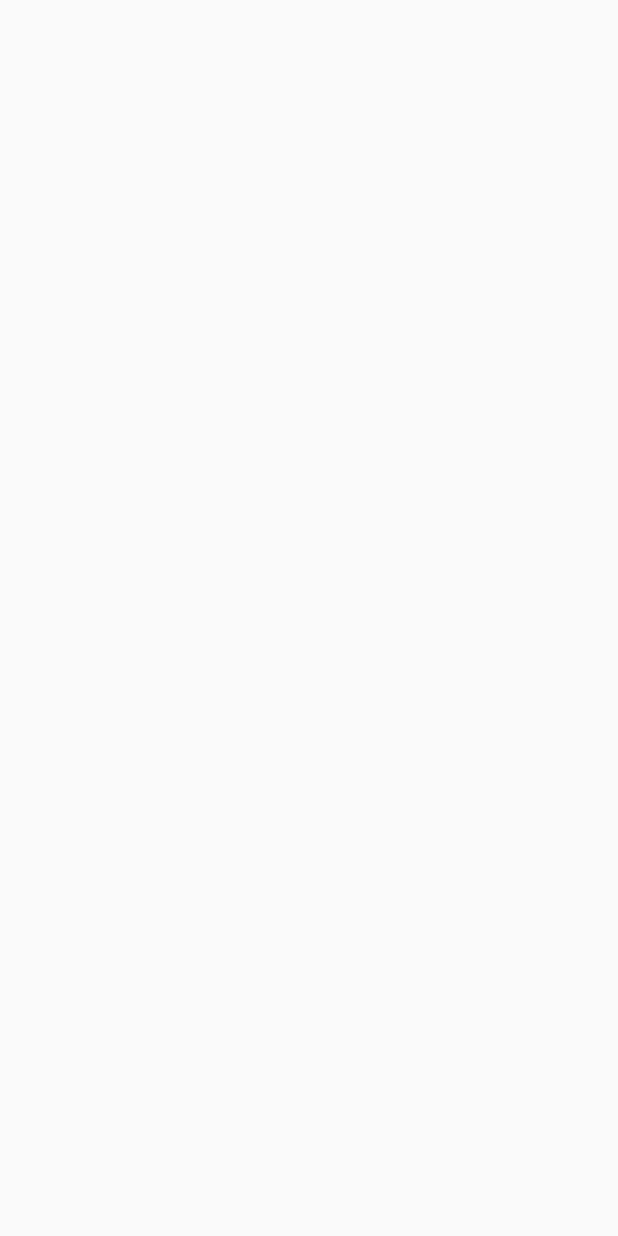
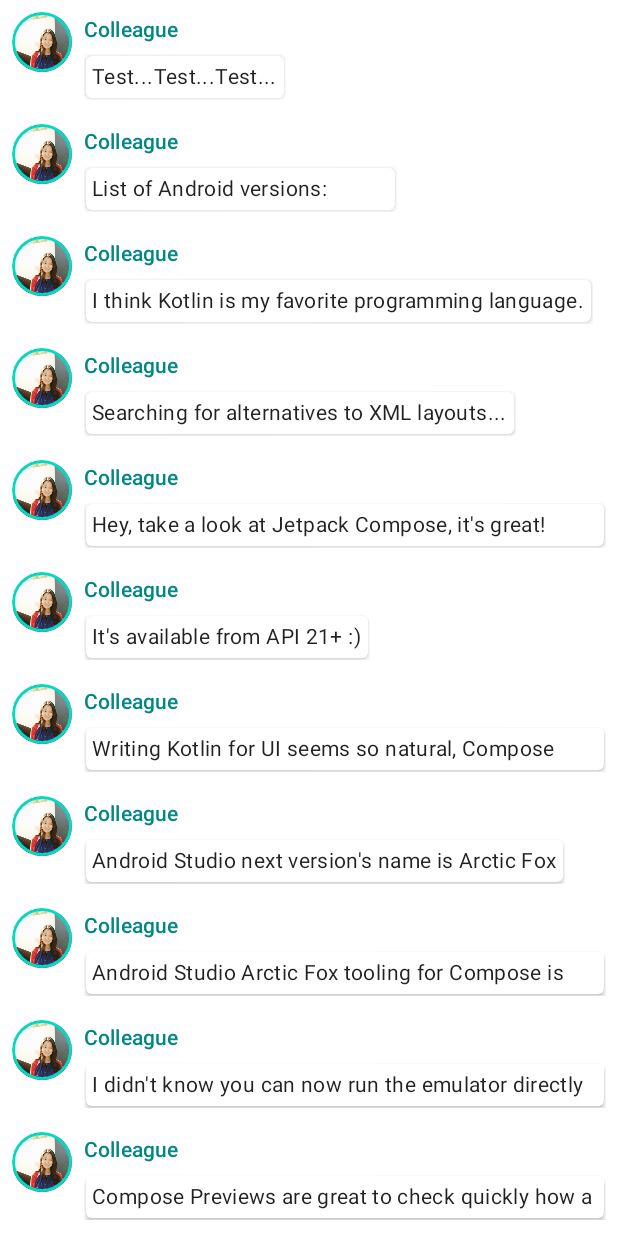
Before and after one commit to TehleelMir/Android-Compose-Learning-, an Android app built with Jetpack Compose: the screen it shows after launch (MainActivity), on a phone screen of 412 x 824 dp. Before the commit the screen is empty. Run offline under Robolectric (Android 15) with nearby library versions, the phone set to English and light mode, and no system bars.

Commit message:
basic of compose: https://developer.android.com/jetpack/compose/tutorial?gclid=CjwKCAjw8JKbBhBYEiwAs3sxN1OhCXMT4SSQUNornn-JlvzUUSdfuPscz5XnSiKRelsQBuXjYXTj6RoCORcQAvD_BwE&gclsrc=aw.ds done

```diff
--- a/app/src/main/java/com/example/composelearning/MainActivity.kt
+++ b/app/src/main/java/com/example/composelearning/MainActivity.kt
@@ -1,21 +1,143 @@
 package com.example.composelearning
 
+import android.content.res.Configuration
 import android.os.Bundle
-import android.os.PersistableBundle
 import androidx.activity.ComponentActivity
 import androidx.activity.compose.setContent
-import androidx.compose.foundation.layout.fillMaxSize
+import androidx.compose.animation.animateColorAsState
+import androidx.compose.animation.animateContentSize
+import androidx.compose.foundation.Image
+import androidx.compose.foundation.border
+import androidx.compose.foundation.clickable
+import androidx.compose.foundation.layout.*
+import androidx.compose.foundation.lazy.LazyColumn
+import androidx.compose.foundation.shape.CircleShape
 import androidx.compose.material.MaterialTheme
 import androidx.compose.material.Surface
 import androidx.compose.material.Text
-import androidx.compose.runtime.Composable
+import androidx.compose.runtime.*
 import androidx.compose.ui.Modifier
+import androidx.compose.ui.draw.clip
+import androidx.compose.ui.res.painterResource
 import androidx.compose.ui.tooling.preview.Preview
+import androidx.compose.ui.unit.dp
+import com.example.composelearning.dataClasses.Message
+import com.example.composelearning.dataClasses.SampleData
 import com.example.composelearning.ui.theme.ComposeLearningTheme
 
+
 class MainActivity : ComponentActivity() {
-    override fun onCreate(savedInstanceState: Bundle?, persistentState: PersistableBundle?) {
-        super.onCreate(savedInstanceState, persistentState)
+    override fun onCreate(savedInstanceState: Bundle?) {
+        super.onCreate(savedInstanceState)
+        setContent {
+            ComposeLearningTheme {
+                Surface {
+                    Conversation(messageList = SampleData.conversationSample)
+                }
+            }
+        }
+    }
 
+    @Composable
+    fun MessageCard(message: Message) {
+        Row(modifier = Modifier.padding(all = 8.dp)) {
+            Image(
+                painter = painterResource(id = R.drawable.profile_picture),
+                contentDescription = "Contact Profile Picture",
+                modifier = Modifier
+                    .size(40.dp)
+                    .clip(CircleShape)
+                    .border(
+                        1.5.dp,
+                        MaterialTheme.colors.secondary,
+                        CircleShape
+                    )
+            )
+
+            Spacer(modifier = Modifier.width(8.dp))
+
+            var isExpanded by remember {
+                mutableStateOf(false)
+            }
+
+            val surfaceColor by animateColorAsState(
+                if (isExpanded)
+                    MaterialTheme.colors.primary
+                else
+                    MaterialTheme.colors.surface
+            )
+
+            Column(
+                modifier = Modifier.clickable {
+                    isExpanded = !isExpanded
+                }
+            ) {
+                Text(
+                    text = message.author,
+                    color = MaterialTheme.colors.secondaryVariant,
+                    style = MaterialTheme.typography.subtitle2
+                )
+
+
+                Spacer(modifier = Modifier.height(4.dp))
+
+                Surface(
+                    shape = MaterialTheme.shapes.medium,
+                    elevation = 2.dp,
+                    color = surfaceColor,
+                    modifier = Modifier
+                        .animateContentSize()
+                        .padding(1.dp)
+                ) {
+                    Text(
+                        text = message.body,
+                        style = MaterialTheme.typography.body2,
+                        modifier = Modifier.padding(all = 4.dp),
+                        maxLines = if (isExpanded) Int.MAX_VALUE else 1
+                    )
+                }
+            }
+        }
+    }
+
+    @Composable
+    fun Conversation(messageList: List<Message>) {
+        LazyColumn {
+            messageList.forEach {
+                item {
+                    MessageCard(message = it)
+                }
+            }
+        }
+    }
+
+    @Preview
+    @Preview(
+        uiMode = Configuration.UI_MODE_NIGHT_YES,
+        showBackground = true,
+        name = "Dark mode"
+    )
+    @Composable
+    fun ConversationPreview() {
+        ComposeLearningTheme {
+            Surface {
+                Conversation(messageList = SampleData.conversationSample)
+            }
+        }
+    }
+
+    @Preview
+    @Preview(
+        uiMode = Configuration.UI_MODE_NIGHT_YES,
+        showBackground = true,
+        name = "Dark mode"
+    )
+    @Composable
+    fun PreviewMessageCard() {
+        ComposeLearningTheme {
+            Surface {
+                MessageCard(Message("Tehleel", "Hello there!"))
+            }
+        }
     }
 }
--- /dev/null
+++ b/app/src/main/java/com/example/composelearning/dataClasses/Message.kt
@@ -0,0 +1,14 @@
+package com.example.composelearning.dataClasses
+
+/**
+ * Created by Tehleel Mir
+ * Date: 05.11.2022
+ * Time: 11:09
+ *
+ * Description:
+ */
+
+data class Message(
+    val author: String,
+    val body: String,
+)
--- /dev/null
+++ b/app/src/main/java/com/example/composelearning/dataClasses/SampleData.kt
@@ -0,0 +1,80 @@
+package com.example.composelearning.dataClasses
+
+/**
+ * Created by Tehleel Mir
+ * Date: 05.11.2022
+ * Time: 14:19
+ *
+ * Description:
+ */
+
+object SampleData {
+    // Sample conversation data
+    val conversationSample = listOf(
+        Message(
+            "Colleague",
+            "Test...Test...Test..."
+        ),
+        Message(
+            "Colleague",
+            "List of Android versions:\n" +
+                    "Android KitKat (API 19)\n" +
+                    "Android Lollipop (API 21)\n" +
+                    "Android Marshmallow (API 23)\n" +
+                    "Android Nougat (API 24)\n" +
+                    "Android Oreo (API 26)\n" +
+                    "Android Pie (API 28)\n" +
+                    "Android 10 (API 29)\n" +
+                    "Android 11 (API 30)\n" +
+                    "Android 12 (API 31)\n"
+        ),
+        Message(
+            "Colleague",
+            "I think Kotlin is my favorite programming language.\n" +
+                    "It's so much fun!"
+        ),
+        Message(
+            "Colleague",
+            "Searching for alternatives to XML layouts..."
+        ),
+        Message(
+            "Colleague",
+            "Hey, take a look at Jetpack Compose, it's great!\n" +
+                    "It's the Android's modern toolkit for building native UI." +
+                    "It simplifies and accelerates UI development on Android." +
+                    "Less code, powerful tools, and intuitive Kotlin APIs :)"
+        ),
+        Message(
+            "Colleague",
+            "It's available from API 21+ :)"
+        ),
+        Message(
+            "Colleague",
+            "Writing Kotlin for UI seems so natural, Compose where have you been all my life?"
+        ),
+        Message(
+            "Colleague",
+            "Android Studio next version's name is Arctic Fox"
+        ),
+        Message(
+            "Colleague",
+            "Android Studio Arctic Fox tooling for Compose is top notch ^_^"
+        ),
+        Message(
+            "Colleague",
+            "I didn't know you can now run the emulator directly from Android Studio"
+        ),
+        Message(
+            "Colleague",
+            "Compose Previews are great to check quickly how a composable layout looks like"
+        ),
+        Message(
+            "Colleague",
+            "Previews are also interactive after enabling the experimental setting"
+        ),
+        Message(
+            "Colleague",
+            "Have you tried writing build.gradle with KTS?"
+        ),
+    )
+}
```
Also changed, not shown: app/src/main/res/drawable-v24/profile_picture.png (added).
